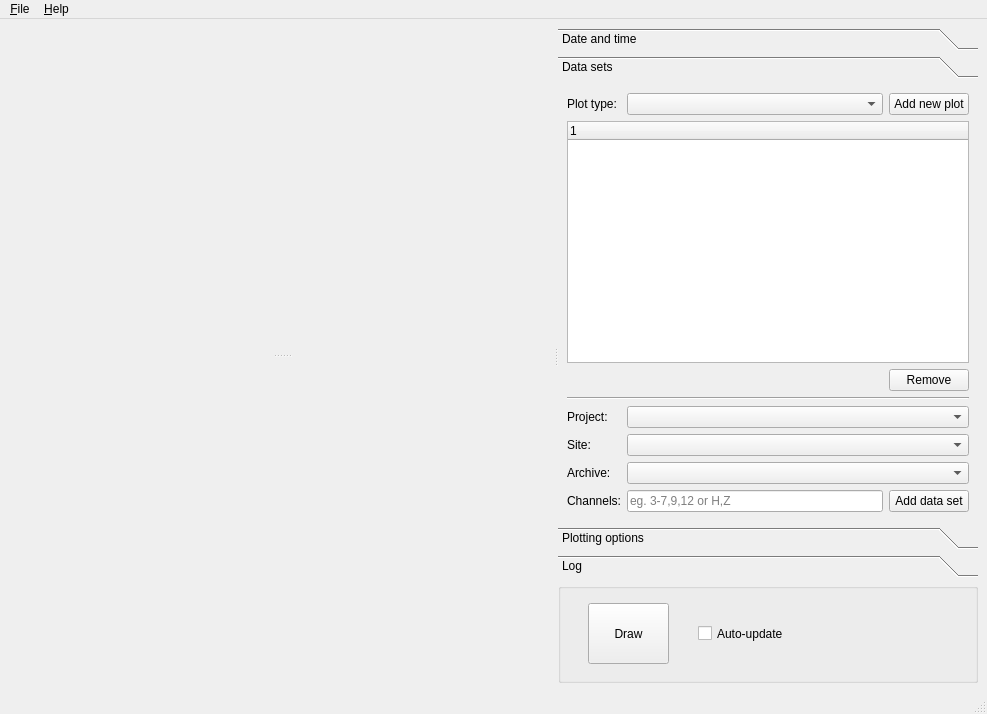
The window that auroraplot/gui/auroraplot_dataviewer.ui (stevemarple/auroraplot) describes before a commit, drawn with Qt 5.
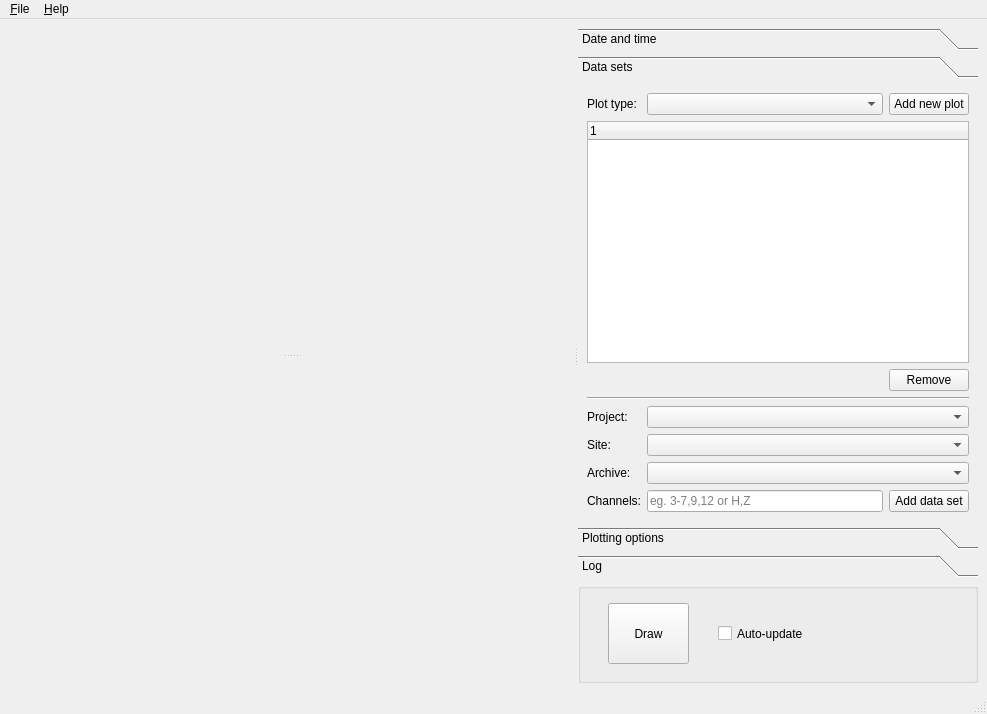
The same window after the commit. The open tabs and pages were chosen to show the change. Icons and pictures are not drawn.

```diff
--- a/auroraplot/gui/auroraplot_dataviewer.ui
+++ b/auroraplot/gui/auroraplot_dataviewer.ui
@@ -68,7 +68,7 @@
           </property>
           <property name="minimumSize">
            <size>
-            <width>420</width>
+            <width>400</width>
             <height>0</height>
            </size>
           </property>
@@ -240,8 +240,8 @@
             <rect>
              <x>0</x>
              <y>0</y>
-             <width>420</width>
-             <height>413</height>
+             <width>262</width>
+             <height>329</height>
             </rect>
            </property>
            <attribute name="label">
@@ -430,7 +430,7 @@
           </property>
           <property name="minimumSize">
            <size>
-            <width>420</width>
+            <width>400</width>
             <height>100</height>
            </size>
           </property>
```
